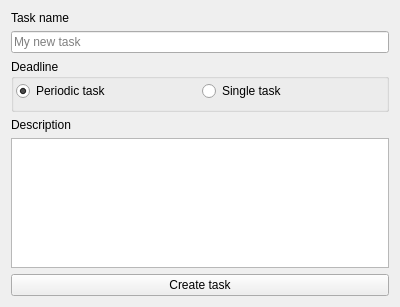
Above: ui/NewTaskDialog.ui from Emerald777/MonthFlow before the change. Below: the same form after it.
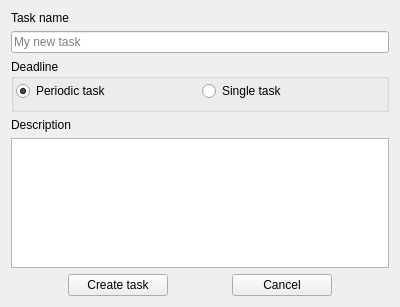
That is the form after the change.

Commit message: MF-6. Task creation via dialog - Implemented task creation; - refactoring and renaming files.

Patch:
```diff
--- a/ui/NewTaskDialog.ui
+++ b/ui/NewTaskDialog.ui
@@ -105,10 +105,25 @@
       </widget>
      </item>
      <item>
+      <layout class="QHBoxLayout" name="hLayoutButtons">
+       <item>
+        <spacer name="horizontalSpacer_2">
+         <property name="orientation">
+          <enum>Qt::Orientation::Horizontal</enum>
+         </property>
+         <property name="sizeHint" stdset="0">
+          <size>
+           <width>40</width>
+           <height>20</height>
+          </size>
+         </property>
+        </spacer>
+       </item>
+       <item>
       <widget class="QPushButton" name="buttonCreateTask">
        <property name="minimumSize">
         <size>
-         <width>120</width>
+           <width>100</width>
          <height>0</height>
         </size>
        </property>
@@ -116,6 +131,47 @@
         <string>Create task</string>
        </property>
       </widget>
+       </item>
+       <item>
+        <spacer name="horizontalSpacer">
+         <property name="orientation">
+          <enum>Qt::Orientation::Horizontal</enum>
+         </property>
+         <property name="sizeHint" stdset="0">
+          <size>
+           <width>40</width>
+           <height>20</height>
+          </size>
+         </property>
+        </spacer>
+       </item>
+       <item>
+        <widget class="QPushButton" name="buttonCancel">
+         <property name="minimumSize">
+          <size>
+           <width>100</width>
+           <height>0</height>
+          </size>
+         </property>
+         <property name="text">
+          <string>Cancel</string>
+         </property>
+        </widget>
+       </item>
+       <item>
+        <spacer name="horizontalSpacer_3">
+         <property name="orientation">
+          <enum>Qt::Orientation::Horizontal</enum>
+         </property>
+         <property name="sizeHint" stdset="0">
+          <size>
+           <width>40</width>
+           <height>20</height>
+          </size>
+         </property>
+        </spacer>
+       </item>
+      </layout>
      </item>
     </layout>
    </item>
```
Lines whose indentation alone changed are shown as unchanged. The commit also changes 14 other files.
